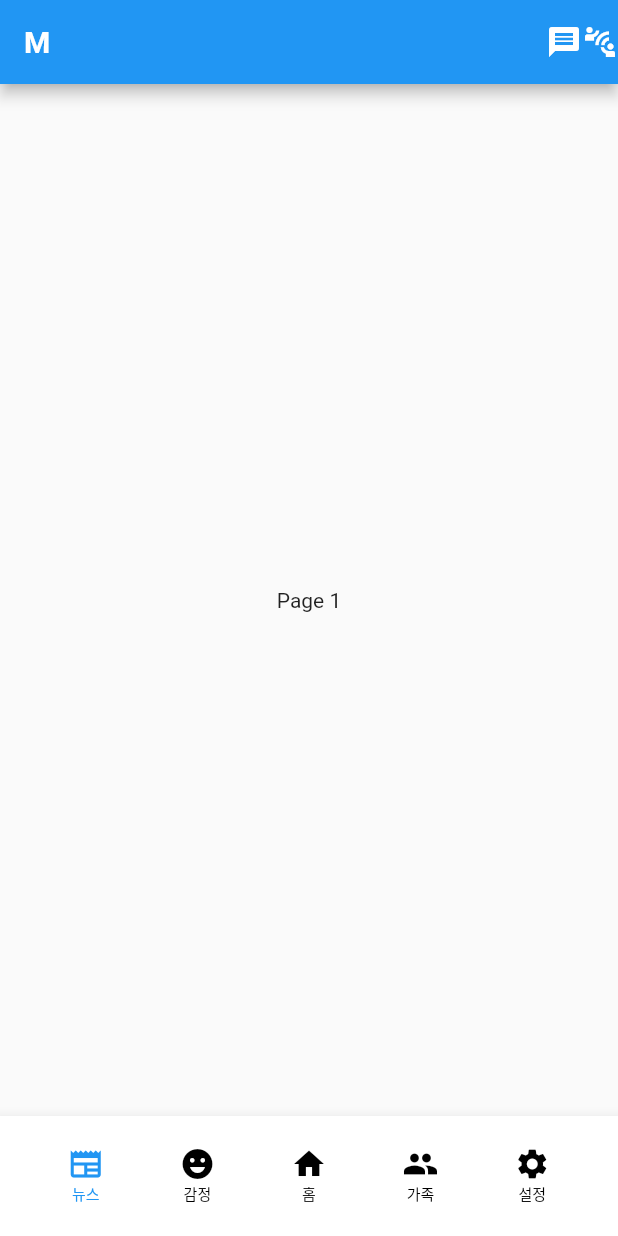
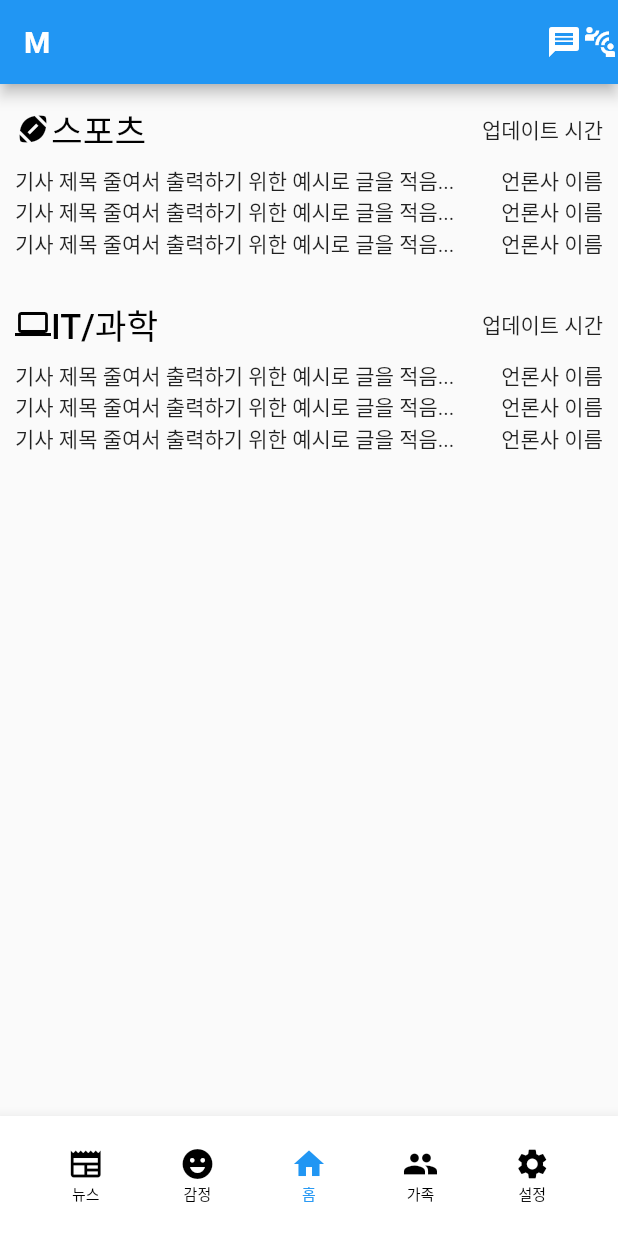
Before and after one commit to kimkyury/MirrorMe-SmartMirror-SpringBoot, a Flutter app: the screen it shows after launch, on a phone screen of 412 x 824 dp. Run offline on Flutter 3.47's test engine with Material 2 defaults, Android fonts, the phone set to English and light mode, and no system bars.

Commit message:
chore : application news page frame

```diff
--- a/Frontend/Application/flutter_application_1/lib/main.dart
+++ b/Frontend/Application/flutter_application_1/lib/main.dart
@@ -24,7 +24,7 @@ class MyHomePage extends StatefulWidget {
 
 
 class _MyHomePageState extends State<MyHomePage> {
-  int _currentIndex = 0;
+  int _currentIndex = 2; // 기본 페이지 홈으로 설정
   final PageController _pageController = PageController();
 
   final List<Widget> _pages = [
@@ -113,8 +113,118 @@ class _MyHomePageState extends State<MyHomePage> {
 class News extends StatelessWidget {
   @override
   Widget build(BuildContext context) {
-    return Center(
-      child: Text('Page 1'),
+    return ListView(
+      children: [
+        Container( // 키워드 별 컨테이너 한 개
+          padding: EdgeInsets.all(10),
+          height: 130,
+          child: Column(
+            mainAxisAlignment: MainAxisAlignment.spaceAround,
+            children: [
+              Row( // 키워드 제목
+                mainAxisAlignment: MainAxisAlignment.spaceBetween,
+                children: [
+                  Container(
+                    child: Row(
+                      children: [
+                        Icon(Icons.sports_football, color: Colors.black,),
+                        Text('스포츠', style: TextStyle(
+                          color: Colors.black,
+                          fontSize: 23,
+                          fontWeight: FontWeight.w500
+                        ),),
+                      ],
+                    ),
+                  ),
+                  Text('업데이트 시간') // 추후 업데이트 시간으로 변경
+                ],
+              ),
+              Container( // 기사 목록
+                child: Column(
+                children: [
+                  Row( // 뉴스 기사 1
+                    mainAxisAlignment: MainAxisAlignment.spaceBetween,
+                    children: [
+                      Text('기사 제목 줄여서 출력하기 위한 예시로 글을 적음...'),
+                      Text('언론사 이름')
+                    ],
+                  ),
+                  Row( // 뉴스 기사 2
+                    mainAxisAlignment: MainAxisAlignment.spaceBetween,
+                    children: [
+                      Text('기사 제목 줄여서 출력하기 위한 예시로 글을 적음...'),
+                      Text('언론사 이름')
+                    ],
+                  ),
+                  Row( // 뉴스 기사 3
+                    mainAxisAlignment: MainAxisAlignment.spaceBetween,
+                    children: [
+                      Text('기사 제목 줄여서 출력하기 위한 예시로 글을 적음...'),
+                      Text('언론사 이름')
+                    ],
+                  ),
+                ],
+                ),
+              ),
+            ],
+          ),
+        ),
+
+        Container( // 키워드 별 컨테이너 한 개
+          padding: EdgeInsets.all(10),
+          height: 130,
+          child: Column(
+            mainAxisAlignment: MainAxisAlignment.spaceAround,
+            children: [
+              Row( // 키워드 제목
+                mainAxisAlignment: MainAxisAlignment.spaceBetween,
+                children: [
+                  Container(
+                    child: Row(
+                      children: [
+                        Icon(Icons.computer, color: Colors.black,),
+                        Text('IT/과학', style: TextStyle(
+                          color: Colors.black,
+                          fontSize: 23,
+                          fontWeight: FontWeight.w500
+                        ),),
+                      ],
+                    ),
+                  ),
+                  Text('업데이트 시간') // 추후 업데이트 시간으로 변경
+                ],
+              ),
+              Container( // 기사 목록
+                child: Column(
+                children: [
+                  Row( // 뉴스 기사 1
+                    mainAxisAlignment: MainAxisAlignment.spaceBetween,
+                    children: [
+                      Text('기사 제목 줄여서 출력하기 위한 예시로 글을 적음...'),
+                      Text('언론사 이름')
+                    ],
+                  ),
+                  Row( // 뉴스 기사 2
+                    mainAxisAlignment: MainAxisAlignment.spaceBetween,
+                    children: [
+                      Text('기사 제목 줄여서 출력하기 위한 예시로 글을 적음...'),
+                      Text('언론사 이름')
+                    ],
+                  ),
+                  Row( // 뉴스 기사 3
+                    mainAxisAlignment: MainAxisAlignment.spaceBetween,
+                    children: [
+                      Text('기사 제목 줄여서 출력하기 위한 예시로 글을 적음...'),
+                      Text('언론사 이름')
+                    ],
+                  ),
+                ],
+                ),
+              ),
+            ],
+          ),
+        ),
+      ],
     );
   }
 }
```
